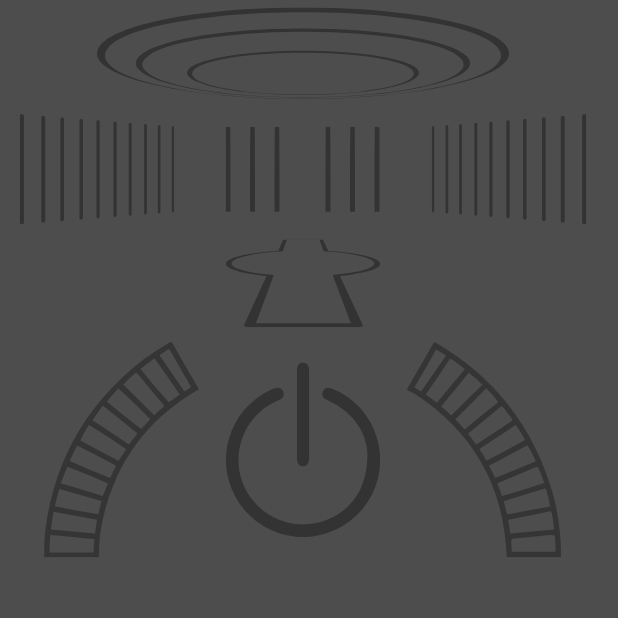
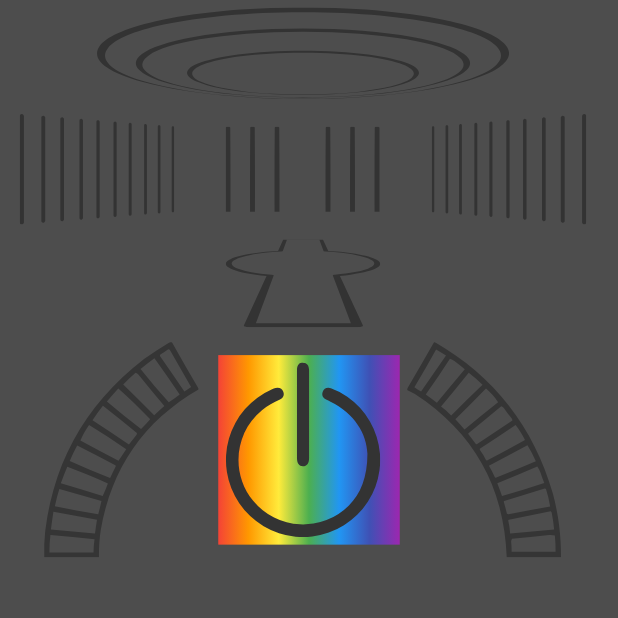
Before and after one commit to BkrTech101-InnovaMind/libna_led, a Flutter app: the screen it shows after launch, on a phone screen of 412 x 824 dp, the top half of it. Run offline on Flutter 3.47's test engine with Material 3 defaults, Android fonts, the phone set to English and light mode, and no system bars; our stand-ins replace flutter_svg.

Commit message:
,odify the code to make every button takes its own color

```diff
--- a/lib/libna_app.dart
+++ b/lib/libna_app.dart
@@ -1,5 +1,7 @@
 import 'package:flutter/material.dart';
+import 'package:libna/common/app_colors.dart';
 import 'package:libna/common/images_paths.dart';
+import 'package:libna/common/water_colors.dart';
 import 'package:libna/components/color_picker.dart';
 import 'package:libna/components/image_buton.dart';
 import 'package:libna/modules/button_data.dart';
@@ -15,13 +17,15 @@ class LibnaApp extends StatefulWidget {
 class _LibnaAppState extends State<LibnaApp> {
   int selectedButtonId = -1;
   Map<int, bool> buttonStates = {};
+  Map<int, Color> buttonColors = {};
 
   void _onButtonSelected(int id) {
     setState(() {
       selectedButtonId = id;
     });
+    Color color = buttonColors[id] ?? AppColors.onColor;
     print(
-        'Button ID: $selectedButtonId ${buttonStates[selectedButtonId] == true ? "On" : "Off"}');
+        'Button ID: $selectedButtonId State: ${buttonStates[selectedButtonId] == true ? "On" : "Off"} Color: RGB(${color.red}, ${color.green}, ${color.blue})');
   }
 
   void _onPowerButtonPressed() {
@@ -31,8 +35,22 @@ class _LibnaAppState extends State<LibnaApp> {
         buttonStates[selectedButtonId] =
             !(buttonStates[selectedButtonId] ?? false);
       });
+      bool isOn = buttonStates[selectedButtonId] == true;
+      Color color = buttonColors[selectedButtonId] ?? AppColors.onColor;
       print(
-          'Button ID: $selectedButtonId, State: ${buttonStates[selectedButtonId] == true ? "On" : "Off"}');
+          'Button ID: $selectedButtonId, State: ${isOn ? "On" : "Off"}, Color: RGB(${color.red}, ${color.green}, ${color.blue})');
+    }
+  }
+
+  void _onColorSelected(Color spectrumColor, SelectableColor selectedColor) {
+    if (selectedButtonId != -1) {
+      setState(() {
+        buttonColors[selectedButtonId] = spectrumColor;
+      });
+      bool isOn = buttonStates[selectedButtonId] == true;
+      Color color = buttonColors[selectedButtonId] ?? AppColors.onColor;
+      print(
+          'Button ID: $selectedButtonId, State: ${isOn ? "On" : "Off"}, Color: RGB(${color.red}, ${color.green}, ${color.blue})');
     }
   }
 
@@ -55,6 +73,7 @@ class _LibnaAppState extends State<LibnaApp> {
                     isSelected: selectedButtonId == 6,
                     isOn: buttonStates[6] ?? false,
                     onButtonSelected: _onButtonSelected,
+                    selectedColor: buttonColors[6],
                   ),
                   _buildPickerSection(context),
                   CustomButtonWithImage(
@@ -63,6 +82,7 @@ class _LibnaAppState extends State<LibnaApp> {
                     isSelected: selectedButtonId == 6,
                     isOn: buttonStates[6] ?? false,
                     onButtonSelected: _onButtonSelected,
+                    selectedColor: buttonColors[6],
                   ),
                 ],
               ),
@@ -86,6 +106,7 @@ class _LibnaAppState extends State<LibnaApp> {
         isSelected: selectedButtonId == 1,
         isOn: buttonStates[1] ?? false,
         onButtonSelected: _onButtonSelected,
+        selectedColor: buttonColors[1],
       ),
       Row(
         children: buttons.map((button) {
@@ -95,6 +116,7 @@ class _LibnaAppState extends State<LibnaApp> {
               isSelected: selectedButtonId == button.id,
               isOn: buttonStates[button.id] ?? false,
               onButtonSelected: _onButtonSelected,
+              selectedColor: buttonColors[button.id],
             ),
           );
         }).toList(),
@@ -104,24 +126,24 @@ class _LibnaAppState extends State<LibnaApp> {
         isSelected: selectedButtonId == 5,
         isOn: buttonStates[5] ?? false,
         onButtonSelected: _onButtonSelected,
+        selectedColor: buttonColors[5],
       ),
     ]);
   }
 
   Widget _buildPickerSection(BuildContext context) {
-    return Column(
-      children: [
-        ColorPicker(
-          onColorSelected: (spectrumColor, selectedColor) {},
-        ),
-        CustomButtonWithImage(
-          buttonData:
-              ButtonData(0, ImagesPathes.powerButton, _onPowerButtonPressed),
-          isSelected: false,
-          isOn: false,
-          onButtonSelected: (id) {},
-        )
-      ],
+    final double width = MediaQuery.of(context).size.width / 6;
+    return ColorPicker(
+      onColorSelected: _onColorSelected,
+      width: width,
+      child: CustomButtonWithImage(
+        buttonData:
+            ButtonData(0, ImagesPathes.powerButton, _onPowerButtonPressed),
+        isSelected: false,
+        isOn: false,
+        onButtonSelected: (id) {},
+        // width: width,
+      ),
     );
   }
 }
```
